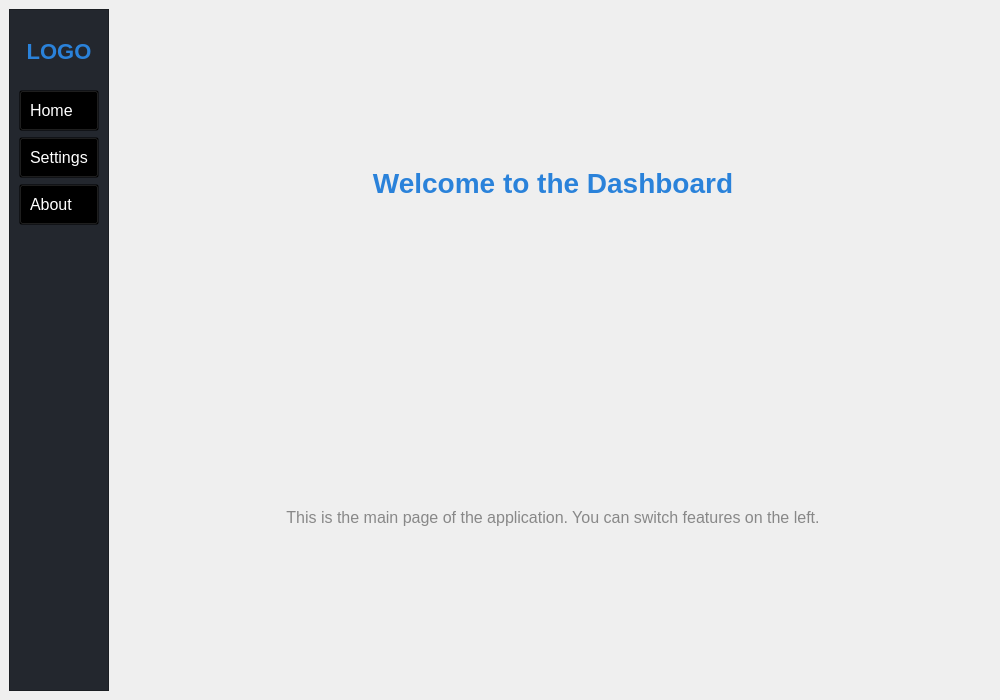
This is ui/mainwindow.ui in Le1q/mqt as Qt 5 draws it before an edit. The edited form follows.
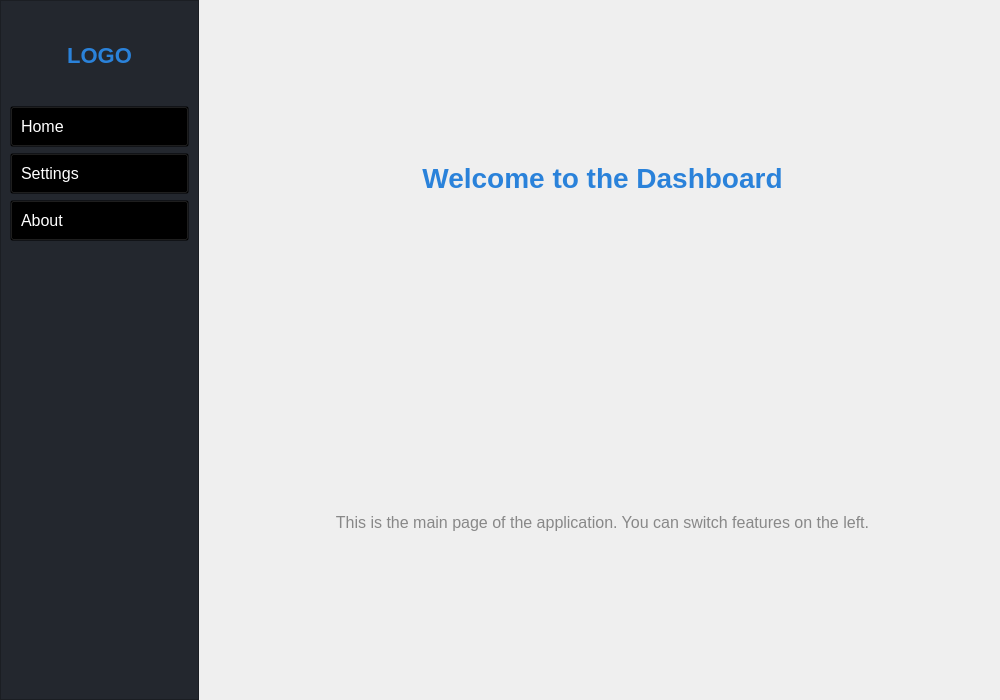
This is the edited form.

Commit message: add the logic of page switch

```diff
--- a/ui/mainwindow.ui
+++ b/ui/mainwindow.ui
@@ -14,7 +14,19 @@
    <string>Dashboard</string>
   </property>
   <widget class="QWidget" name="centralwidget">
-   <layout class="QHBoxLayout" name="mainLayout">
+   <layout class="QHBoxLayout" name="mainLayout" stretch="1,4">
+    <property name="leftMargin">
+     <number>0</number>
+    </property>
+    <property name="topMargin">
+     <number>0</number>
+    </property>
+    <property name="rightMargin">
+     <number>0</number>
+    </property>
+    <property name="bottomMargin">
+     <number>0</number>
+    </property>
     <item>
      <widget class="QFrame" name="sideBar">
       <property name="minimumWidth">
@@ -29,7 +41,10 @@
       <property name="styleSheet">
        <string>background-color:#23272e;</string>
       </property>
-      <layout class="QVBoxLayout" name="sideBarLayout">
+      <property name="frameShape">
+       <enum>QFrame::Shape::StyledPanel</enum>
+      </property>
+      <layout class="QVBoxLayout" name="sideBarLayout" stretch="1,1,1,1,5">
        <item>
         <widget class="QLabel" name="logoLabel">
          <property name="text">
```
Left out of the diff: 76 changed lines with no effect on the pictures. The commit also changes 2 other files.
